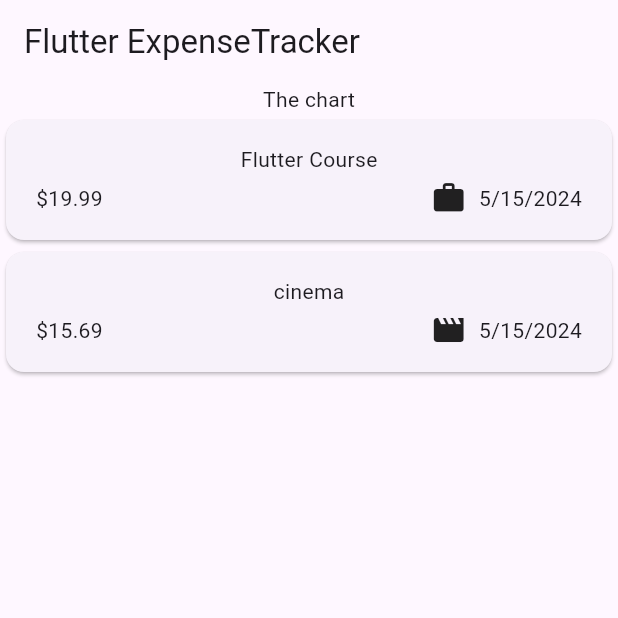
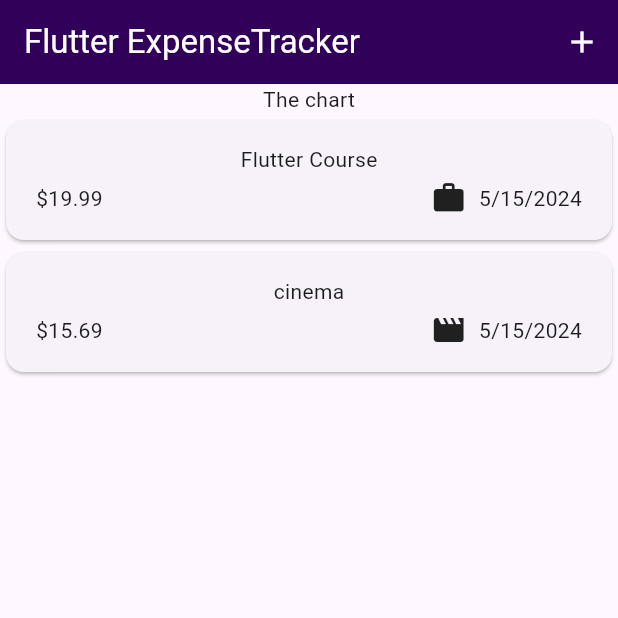
Before and after one commit to namansharma05/expense_tracker_app, a Flutter app: the screen it shows after launch, on a phone screen of 412 x 824 dp, the top half of it. Run offline on Flutter 3.47's test engine with Material 3 defaults, Android fonts, the phone set to English and light mode, and no system bars.

Commit message:
added the new expense modal

```diff
--- a/lib/main.dart
+++ b/lib/main.dart
@@ -10,9 +10,12 @@ class MyApp extends StatelessWidget {
 
   @override
   Widget build(BuildContext context) {
-    return const MaterialApp(
+    return MaterialApp(
       debugShowCheckedModeBanner: false,
-      home: Expenses(),
+      theme: ThemeData(
+        primaryColor: const Color.fromARGB(255, 49, 0, 89),
+      ),
+      home: const Expenses(),
     );
   }
 }
--- a/lib/widgets/expenses.dart
+++ b/lib/widgets/expenses.dart
@@ -1,5 +1,6 @@
 import 'package:expense_tracker_app/widgets/expenses_list/expenses_list.dart';
 import 'package:expense_tracker_app/models/expense.dart';
+import 'package:expense_tracker_app/widgets/new_expense.dart';
 import 'package:flutter/material.dart';
 
 class Expenses extends StatefulWidget {
@@ -24,11 +25,32 @@ class _ExpensesState extends State<Expenses> {
       category: Category.leisure,
     ),
   ];
+
+  void _openAddExpenseOverlay() {
+    showModalBottomSheet(
+      context: context,
+      builder: (ctx) => const NewExpense(),
+    );
+  }
+
   @override
   Widget build(BuildContext context) {
     return Scaffold(
       appBar: AppBar(
-        title: const Text('Flutter ExpenseTracker'),
+        backgroundColor: Theme.of(context).primaryColor,
+        title: const Text(
+          'Flutter ExpenseTracker',
+          style: TextStyle(color: Colors.white),
+        ),
+        actions: [
+          IconButton(
+            onPressed: _openAddExpenseOverlay,
+            icon: const Icon(
+              Icons.add,
+              color: Colors.white,
+            ),
+          ),
+        ],
       ),
       body: Column(
         children: [
```
Also changed, not shown: lib/widgets/new_expense.dart (added, +104 -0 lines).
